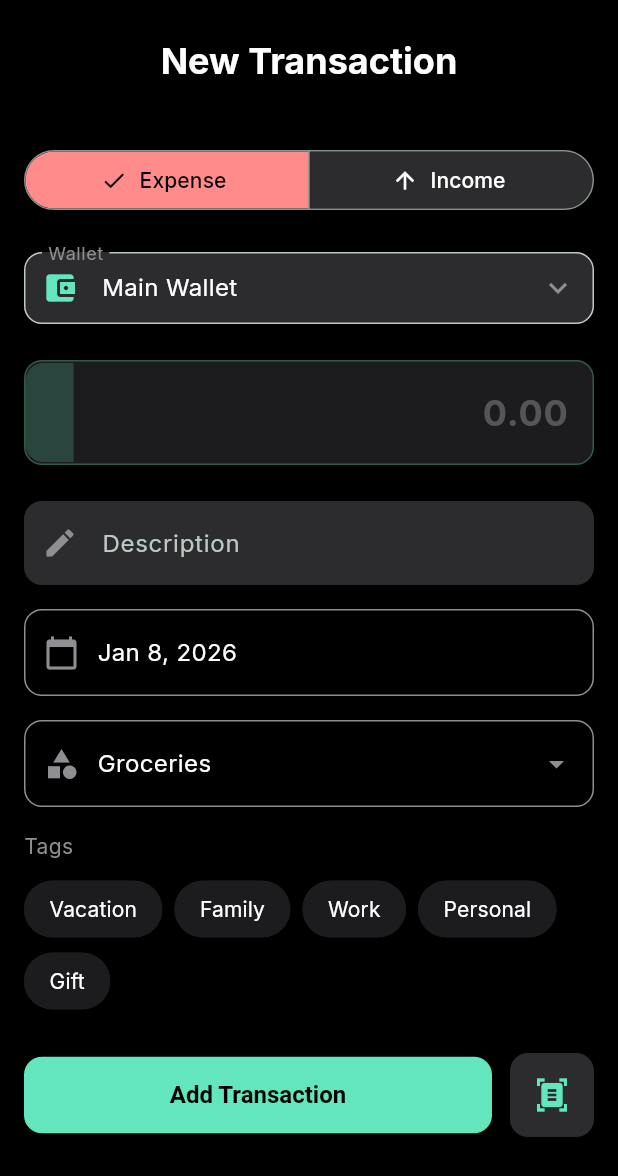
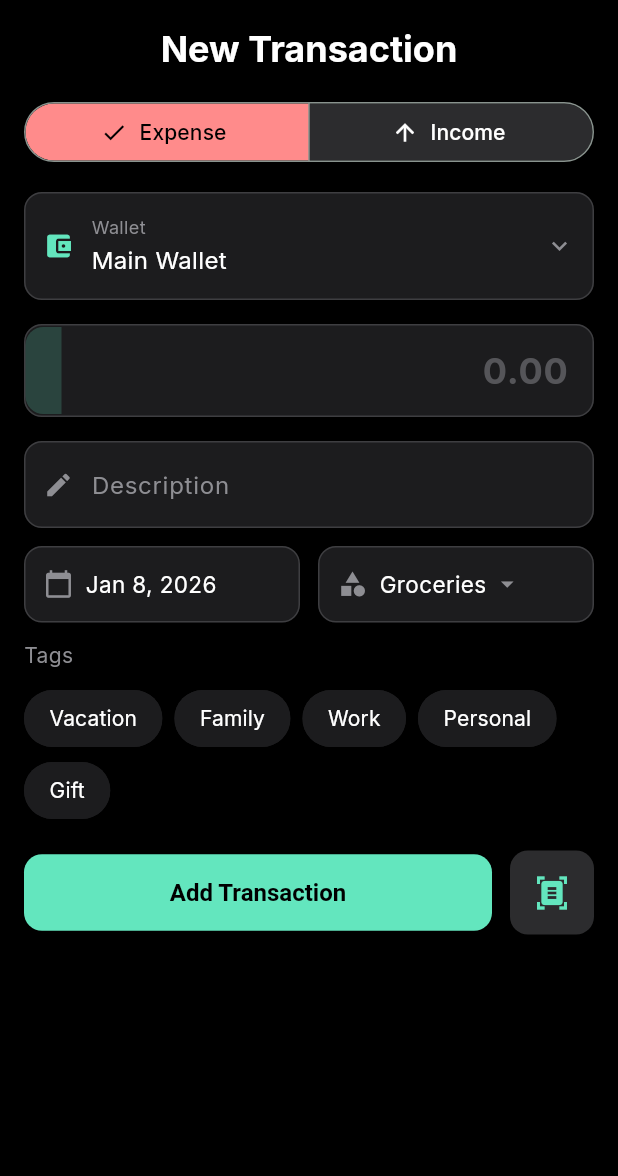
Before and after one commit to devilteo911/budgetti, a Flutter app: the AddTransactionModal widget shown alone on an empty page, opened directly, on a phone screen of 412 x 824 dp. Shown: the top 1176 px of the screen. Run offline on Flutter 3.47's test engine with Material 3 defaults, Android fonts, the phone set to English and light mode, and no system bars; our stand-ins replace drift, fl_chart, flutter_riverpod, go_router, google_fonts, image_picker and 5 more; missing offline and left inert: google_mlkit_text_recognition; accounts and stored records are empty; generated files the repository leaves out were written again.

Commit message:
🐛 fix design transaction and presence of new transaction w/o rebooting the app

```diff
--- a/lib/features/transactions/add_transaction_modal.dart
+++ b/lib/features/transactions/add_transaction_modal.dart
@@ -154,9 +154,14 @@ class _AddTransactionModalState extends ConsumerState<AddTransactionModal> with
         await service.addTransaction(transaction);
       }
 
-      // Refresh providers to update UI
+      // Refresh providers to update UI across the app
       ref.invalidate(accountsProvider);
       ref.invalidate(transactionsProvider(_selectedAccountId!));
+      ref.invalidate(
+        transactionsProvider(null),
+      ); // Refresh ALL transactions (Dashboard, Stats)
+      ref.invalidate(budgetsProvider); // Refresh budgets state
+
       if (widget.transaction != null && widget.transaction!.accountId != _selectedAccountId) {
          // Also invalidate the old account if it changed
          ref.invalidate(transactionsProvider(widget.transaction!.accountId));
@@ -390,7 +395,7 @@ class _AddTransactionModalState extends ConsumerState<AddTransactionModal> with
           bottom: MediaQuery.of(context).viewInsets.bottom,
           left: 16,
           right: 16,
-          top: 24,
+          top: 16,
         ),
         child: Form(
           key: _formKey,
@@ -416,7 +421,6 @@ class _AddTransactionModalState extends ConsumerState<AddTransactionModal> with
                 ),
               ),
                 const SizedBox(height: 16),
-              const SizedBox(height: 24),
 
               // Type Selector
               _buildAnimatedItem(1,
@@ -450,7 +454,7 @@ class _AddTransactionModalState extends ConsumerState<AddTransactionModal> with
                   ),
                 ),
               ),
-              const SizedBox(height: 24),
+                const SizedBox(height: 16),
 
               // Wallet Selector
               _buildAnimatedItem(2,
@@ -479,20 +483,59 @@ class _AddTransactionModalState extends ConsumerState<AddTransactionModal> with
                         return InkWell(
                           onTap: () => _showWalletPicker(accounts),
                           borderRadius: BorderRadius.circular(12),
-                          child: InputDecorator(
-                            decoration: InputDecoration(
-                              labelText: "Wallet",
-                              labelStyle: const TextStyle(color: AppTheme.textGrey),
-                              border: OutlineInputBorder(
+                            child: Container(
+                              decoration: BoxDecoration(
+                                color: AppTheme.surfaceGrey,
                                 borderRadius: BorderRadius.circular(12),
+                                border: Border.all(
+                                  color: AppTheme.textGrey.withValues(
+                                    alpha: 0.3,
                                   ),
-                              prefixIcon: const Icon(Icons.account_balance_wallet, color: AppTheme.primaryGreen),
-                              suffixIcon: const Icon(Icons.keyboard_arrow_down, color: AppTheme.textGrey),
-                              contentPadding: const EdgeInsets.symmetric(horizontal: 12, vertical: 12),
                                 ),
-                            child: Text(
-                              selectedAccount?.name ?? "Select Wallet",
-                              style: const TextStyle(color: Colors.white, fontSize: 16),
+                              ),
+                              padding: const EdgeInsets.symmetric(
+                                horizontal: 12,
+                                vertical: 14,
+                              ),
+                              child: Row(
+                                children: [
+                                  const Icon(
+                                    Icons.account_balance_wallet,
+                                    color: AppTheme.primaryGreen,
+                                    size: 20,
+                                  ),
+                                  const SizedBox(width: 12),
+                                  Expanded(
+                                    child: Column(
+                                      crossAxisAlignment:
+                                          CrossAxisAlignment.start,
+                                      mainAxisSize: MainAxisSize.min,
+                                      children: [
+                                        const Text(
+                                          "Wallet",
+                                          style: TextStyle(
+                                            color: AppTheme.textGrey,
+                                            fontSize: 12,
+                                          ),
+                                        ),
+                                        const SizedBox(height: 2),
+                                        Text(
+                                          selectedAccount?.name ??
+                                              "Select Wallet",
+                                          style: const TextStyle(
+                                            color: Colors.white,
+                                            fontSize: 16,
+                                          ),
+                                        ),
+                                      ],
+                                    ),
+                                  ),
+                                  const Icon(
+                                    Icons.keyboard_arrow_down,
+                                    color: AppTheme.textGrey,
+                                    size: 20,
+                                  ),
+                                ],
                             ),
                           ),
                         );
@@ -503,7 +546,7 @@ class _AddTransactionModalState extends ConsumerState<AddTransactionModal> with
                   },
                 ),
               ),
-              const SizedBox(height: 24),
+                const SizedBox(height: 16),
 
               // Amount
               _buildAnimatedItem(3,
@@ -511,14 +554,19 @@ class _AddTransactionModalState extends ConsumerState<AddTransactionModal> with
                   decoration: BoxDecoration(
                     color: AppTheme.surfaceGrey,
                     borderRadius: BorderRadius.circular(12),
-                    border: Border.all(color: AppTheme.primaryGreen.withValues(alpha: 0.3)),
+                      border: Border.all(
+                        color: AppTheme.textGrey.withValues(alpha: 0.3),
+                      ),
                   ),
                   clipBehavior: Clip.antiAlias,
                   child: Row(
                     children: [
                       // Currency indicator
                       Container(
-                        padding: const EdgeInsets.symmetric(horizontal: 16, vertical: 16),
+                          padding: const EdgeInsets.symmetric(
+                            horizontal: 12,
+                            vertical: 12,
+                          ),
                         decoration: BoxDecoration(
                           color: AppTheme.primaryGreen.withValues(alpha: 0.2),
                           borderRadius: const BorderRadius.only(
@@ -546,7 +594,10 @@ class _AddTransactionModalState extends ConsumerState<AddTransactionModal> with
                             hintText: "0.00",
                             hintStyle: TextStyle(color: AppTheme.textGrey.withValues(alpha: 0.5)),
                             border: InputBorder.none,
-                            contentPadding: const EdgeInsets.symmetric(horizontal: 16, vertical: 16),
+                              contentPadding: const EdgeInsets.symmetric(
+                                horizontal: 16,
+                                vertical: 12,
+                              ),
                             filled: false,
                           ),
                           validator: (value) {
@@ -563,83 +614,161 @@ class _AddTransactionModalState extends ConsumerState<AddTransactionModal> with
                   ),
                 ),
               ),
-              const SizedBox(height: 24),
+                const SizedBox(height: 16),
 
               // Description
               _buildAnimatedItem(4,
-                TextFormField(
+                  Container(
+                    decoration: BoxDecoration(
+                      color: AppTheme.surfaceGrey,
+                      borderRadius: BorderRadius.circular(12),
+                      border: Border.all(
+                        color: AppTheme.textGrey.withValues(alpha: 0.3),
+                      ),
+                    ),
+                    padding: const EdgeInsets.symmetric(
+                      horizontal: 12,
+                      vertical: 4,
+                    ),
+                    child: Row(
+                      children: [
+                        const Icon(
+                          Icons.edit,
+                          color: AppTheme.textGrey,
+                          size: 20,
+                        ),
+                        const SizedBox(width: 12),
+                        Expanded(
+                          child: TextFormField(
                             controller: _descriptionController,
-                  style: const TextStyle(color: Colors.white),
+                            style: const TextStyle(
+                              color: Colors.white,
+                              fontSize: 16,
+                            ),
                             decoration: const InputDecoration(
-                    labelText: "Description",
-                    prefixIcon: Icon(Icons.edit, color: AppTheme.textGrey),
+                              hintText: "Description",
+                              hintStyle: TextStyle(
+                                color: AppTheme.textGrey,
+                                fontSize: 16,
+                              ),
+                              border: InputBorder.none,
+                              contentPadding: EdgeInsets.symmetric(
+                                vertical: 12,
+                              ),
+                              isDense: true,
+                              filled: false,
                             ),
                             validator: (value) {
-                    if (value == null || value.isEmpty) return 'Enter description';
+                              if (value == null || value.isEmpty)
+                                return 'Enter description';
                               return null;
                             },
                           ),
                         ),
-              const SizedBox(height: 16),
+                      ],
+                    ),
+                ),
+              ),
+                const SizedBox(height: 12),
 
-              // Date Picker Row
+                // Date and Category Picker Row (Inline)
               _buildAnimatedItem(5,
-                InkWell(
+                  Row(
+                    children: [
+                      // Date Picker
+                      Expanded(
+                        child: InkWell(
                           onTap: _pickDate,
                           borderRadius: BorderRadius.circular(12),
                           child: Container(
-                    padding: const EdgeInsets.symmetric(horizontal: 12, vertical: 16),
+                            padding: const EdgeInsets.symmetric(
+                              horizontal: 12,
+                              vertical: 14,
+                            ),
                             decoration: BoxDecoration(
-                      border: Border.all(color: AppTheme.textGrey),
+                              color: AppTheme.surfaceGrey,
+                              border: Border.all(
+                                color: AppTheme.textGrey.withValues(alpha: 0.3),
+                              ),
                               borderRadius: BorderRadius.circular(12),
                             ),
                             child: Row(
+                              mainAxisSize: MainAxisSize.min,
                               children: [
-                        const Icon(Icons.calendar_today, color: AppTheme.textGrey),
-                        const SizedBox(width: 12),
-                        Text(
+                                const Icon(
+                                  Icons.calendar_today,
+                                  color: AppTheme.textGrey,
+                                  size: 20,
+                                ),
+                                const SizedBox(width: 8),
+                                Flexible(
+                                  child: Text(
                                     DateFormat.yMMMd().format(_selectedDate),
-                          style: const TextStyle(color: Colors.white, fontSize: 16),
+                                    style: const TextStyle(
+                                      color: Colors.white,
+                                      fontSize: 15,
+                                    ),
+                                    overflow: TextOverflow.ellipsis,
+                                  ),
                                 ),
                               ],
                             ),
                           ),
                         ),
                       ),
-              const SizedBox(height: 16),
-
-              // Category Picker Row
-              _buildAnimatedItem(6,
-                InkWell(
+                      const SizedBox(width: 12),
+                      // Category Picker
+                      Expanded(
+                        child: InkWell(
                           onTap: _showCategoryPicker,
                           borderRadius: BorderRadius.circular(12),
                           child: Container(
-                    padding: const EdgeInsets.symmetric(horizontal: 12, vertical: 16),
+                            padding: const EdgeInsets.symmetric(
+                              horizontal: 12,
+                              vertical: 14,
+                            ),
                             decoration: BoxDecoration(
-                      border: Border.all(color: AppTheme.textGrey),
+                              color: AppTheme.surfaceGrey,
+                              border: Border.all(
+                                color: AppTheme.textGrey.withValues(alpha: 0.3),
+                              ),
                               borderRadius: BorderRadius.circular(12),
                             ),
                             child: Row(
-                      mainAxisAlignment: MainAxisAlignment.spaceBetween,
+                              mainAxisSize: MainAxisSize.min,
                               children: [
-                        Row(
-                          children: [
-                            const Icon(Icons.category, color: AppTheme.textGrey),
-                            const SizedBox(width: 12),
-                            Text(
+                                const Icon(
+                                  Icons.category,
+                                  color: AppTheme.textGrey,
+                                  size: 20,
+                                ),
+                                const SizedBox(width: 8),
+                                Flexible(
+                                  child: Text(
                                     _selectedCategory,
-                              style: const TextStyle(color: Colors.white, fontSize: 16),
+                                    style: const TextStyle(
+                                      color: Colors.white,
+                                      fontSize: 15,
                                     ),
-                          ],
+                                    overflow: TextOverflow.ellipsis,
                                   ),
-                        const Icon(Icons.arrow_drop_down, color: AppTheme.textGrey),
+                                ),
+                                const SizedBox(width: 4),
+                                const Icon(
+                                  Icons.arrow_drop_down,
+                                  color: AppTheme.textGrey,
+                                  size: 20,
+                                ),
                               ],
                             ),
                           ),
                         ),
                       ),
+                    ],
+                ),
+              ),
 
-              const SizedBox(height: 16),
+                const SizedBox(height: 12),
 
               // Tags Selector
               _buildAnimatedItem(7,
@@ -695,7 +824,7 @@ class _AddTransactionModalState extends ConsumerState<AddTransactionModal> with
                   },
                 ),
               ),
-              const SizedBox(height: 24),
+                const SizedBox(height: 16),
 
               // Submit
               _buildAnimatedItem(8,
```
Lines whose indentation alone changed are shown as unchanged.
